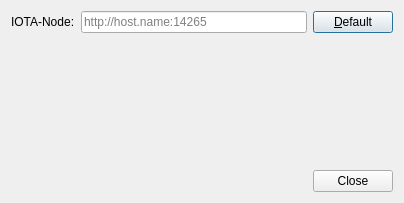
Before: the Qt Designer form widgets/settingsdialog.ui in joshirio/iota-cooler, drawn with Qt 5.
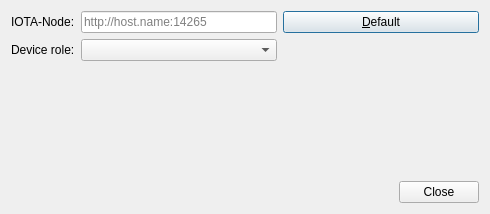
After: the same form once the commit is applied.

Commit message: device role, online or offline with UI handling

```diff
--- a/widgets/settingsdialog.ui
+++ b/widgets/settingsdialog.ui
@@ -9,8 +9,8 @@
    <rect>
     <x>0</x>
     <y>0</y>
-    <width>404</width>
-    <height>203</height>
+    <width>490</width>
+    <height>214</height>
    </rect>
   </property>
   <property name="windowTitle">
@@ -18,8 +18,8 @@
   </property>
   <layout class="QVBoxLayout" name="verticalLayout">
    <item>
-    <layout class="QHBoxLayout" name="horizontalLayout">
-     <item>
+    <layout class="QGridLayout" name="gridLayout">
+     <item row="0" column="0">
       <widget class="QLabel" name="label">
        <property name="toolTip">
         <string>URL of a public IRI node to use for API requests</string>
@@ -29,7 +29,7 @@
        </property>
       </widget>
      </item>
-     <item>
+     <item row="0" column="1">
       <widget class="QLineEdit" name="nodeLineEdit">
        <property name="toolTip">
         <string>URL of a public IRI node to use for API requests</string>
@@ -39,13 +39,62 @@
        </property>
       </widget>
      </item>
-     <item>
+     <item row="0" column="2">
       <widget class="QPushButton" name="defaultNodeButton">
        <property name="text">
         <string>&amp;Default</string>
        </property>
       </widget>
      </item>
+     <item row="1" column="0">
+      <widget class="QLabel" name="label_2">
+       <property name="toolTip">
+        <string>The role of the current device in use:&lt;br /&gt;
+&lt;b&gt;Online signer:&lt;/b&gt; device only prepares and broadcasts transactions&lt;br /&gt;
+&lt;b&gt;Offline signer:&lt;/b&gt; device only signs transactions, while offline, to keep  the private key safe from remote attackers</string>
+       </property>
+       <property name="text">
+        <string>Device role:</string>
+       </property>
+      </widget>
+     </item>
+     <item row="1" column="1">
+      <widget class="QComboBox" name="deviceRoleComboBox">
+       <property name="toolTip">
+        <string>The role of the current device in use:&lt;br /&gt;
+&lt;b&gt;Online signer:&lt;/b&gt; device only prepares and broadcasts transactions&lt;br /&gt;
+&lt;b&gt;Offline signer:&lt;/b&gt; device only signs transactions, while offline, to keep  the private key safe from remote attackers</string>
+       </property>
+       <item>
+        <property name="text">
+         <string/>
+        </property>
+       </item>
+       <item>
+        <property name="text">
+         <string>Online signer</string>
+        </property>
+       </item>
+       <item>
+        <property name="text">
+         <string>Offline signer</string>
+        </property>
+       </item>
+      </widget>
+     </item>
+     <item row="1" column="2">
+      <spacer name="horizontalSpacer">
+       <property name="orientation">
+        <enum>Qt::Horizontal</enum>
+       </property>
+       <property name="sizeHint" stdset="0">
+        <size>
+         <width>40</width>
+         <height>20</height>
+        </size>
+       </property>
+      </spacer>
+     </item>
     </layout>
    </item>
    <item>
```
The commit also changes 7 other files.
